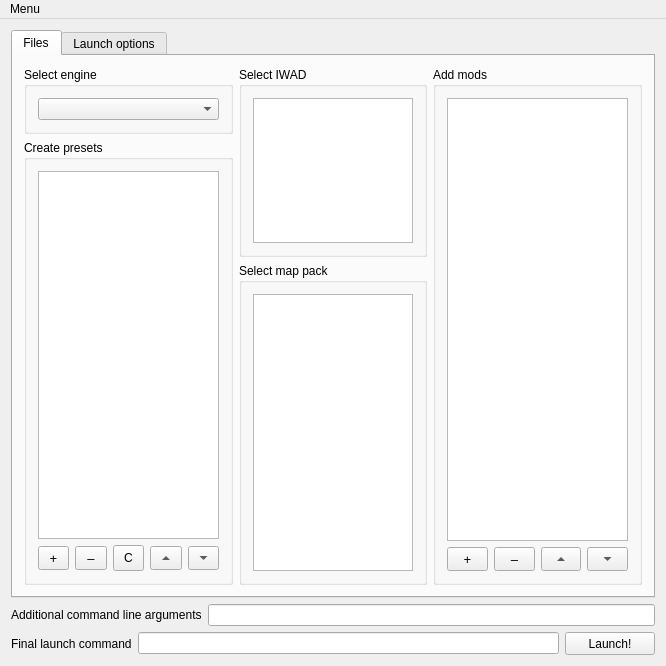
First picture: the form in Forms/MainWindow.ui, repository Youda008/DoomRunner, before the edit.
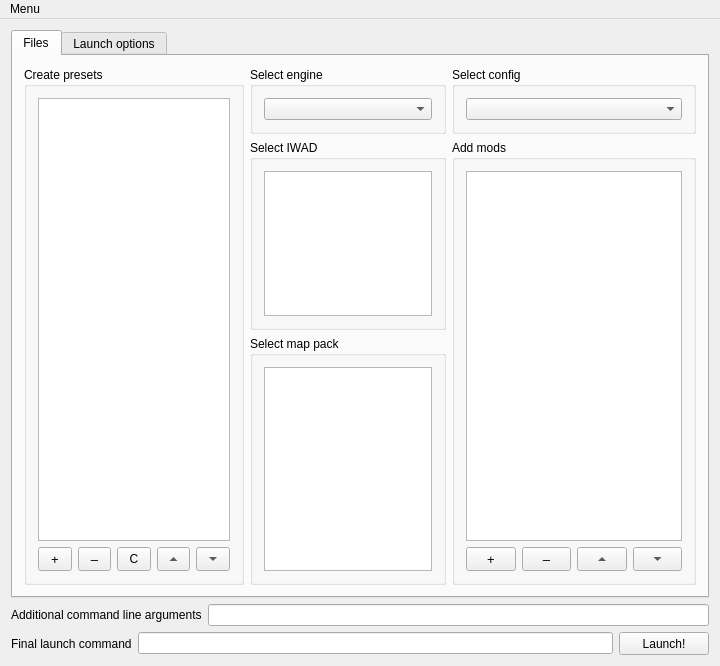
Second picture: the form after the edit. Custom widgets are drawn as their Qt base class.

Commit message: added a combo-box for selecting a config file + safer updating of lists from directories

Patch:
```diff
--- a/Forms/MainWindow.ui
+++ b/Forms/MainWindow.ui
@@ -6,7 +6,7 @@
    <rect>
     <x>0</x>
     <y>0</y>
-    <width>666</width>
+    <width>720</width>
     <height>666</height>
    </rect>
   </property>
@@ -24,21 +24,9 @@
        <attribute name="title">
         <string>Files</string>
        </attribute>
-       <layout class="QHBoxLayout" name="horizontalLayout" stretch="10,9,10">
+       <layout class="QHBoxLayout" name="horizontalLayout" stretch="90,80,100">
         <item>
          <layout class="QVBoxLayout" name="verticalLayout">
-          <item>
-           <widget class="QGroupBox" name="engineGrpBox">
-            <property name="title">
-             <string>Select engine</string>
-            </property>
-            <layout class="QHBoxLayout" name="horizontalLayout_2">
-             <item>
-              <widget class="QComboBox" name="engineCmbBox"/>
-             </item>
-            </layout>
-           </widget>
-          </item>
           <item>
            <widget class="QGroupBox" name="presetGroupBox">
             <property name="title">
@@ -119,7 +107,7 @@
                  <property name="minimumSize">
                   <size>
                    <width>0</width>
-                   <height>26</height>
+                   <height>24</height>
                   </size>
                  </property>
                  <property name="toolTip">
@@ -188,7 +176,19 @@
          </layout>
         </item>
         <item>
-         <layout class="QVBoxLayout" name="verticalLayout_2" stretch="8,10">
+         <layout class="QVBoxLayout" name="verticalLayout_2" stretch="0,8,10">
+          <item>
+           <widget class="QGroupBox" name="engineGrpBox">
+            <property name="title">
+             <string>Select engine</string>
+            </property>
+            <layout class="QHBoxLayout" name="horizontalLayout_2">
+             <item>
+              <widget class="QComboBox" name="engineCmbBox"/>
+             </item>
+            </layout>
+           </widget>
+          </item>
           <item>
            <widget class="QGroupBox" name="iwadGrpBox">
             <property name="maximumSize">
@@ -231,6 +231,18 @@
         </item>
         <item>
          <layout class="QVBoxLayout" name="verticalLayout_3">
+          <item>
+           <widget class="QGroupBox" name="configGrpBox">
+            <property name="title">
+             <string>Select config</string>
+            </property>
+            <layout class="QVBoxLayout" name="verticalLayout_13">
+             <item>
+              <widget class="QComboBox" name="configCmbBox"/>
+             </item>
+            </layout>
+           </widget>
+          </item>
           <item>
            <widget class="QGroupBox" name="modGrpBox">
             <property name="title">
@@ -1134,7 +1146,7 @@
     <rect>
      <x>0</x>
      <y>0</y>
-     <width>666</width>
+     <width>720</width>
      <height>26</height>
     </rect>
    </property>
```
Left out of the diff: 18 changed lines with no effect on the pictures. The commit also changes 8 other files.
